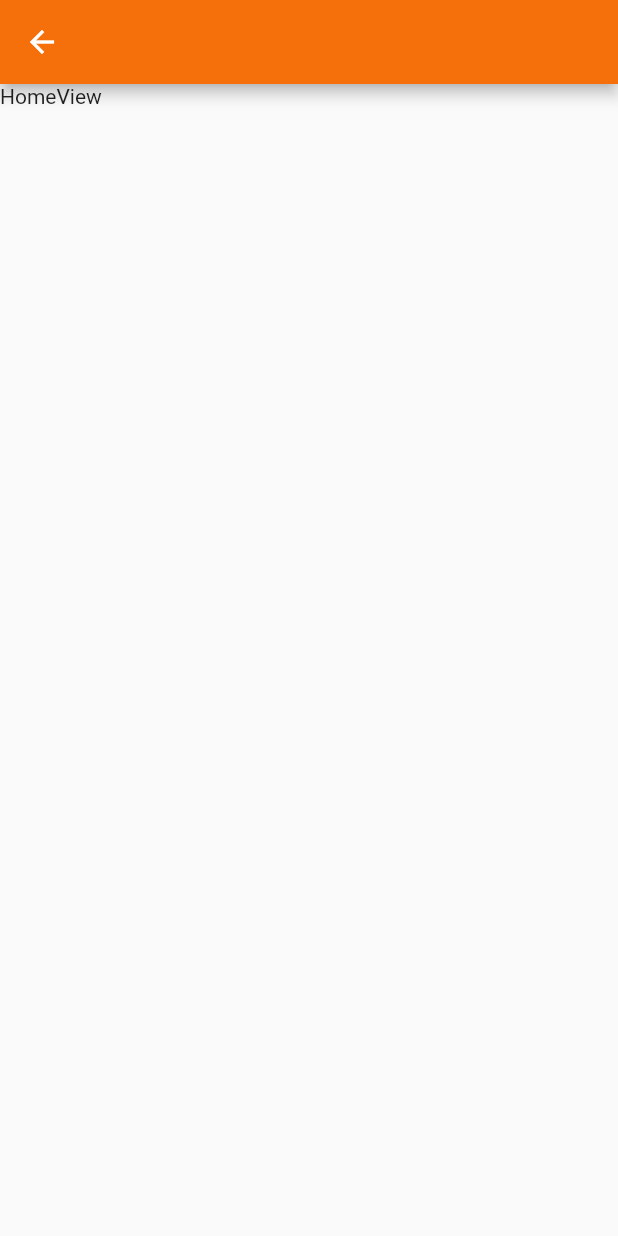
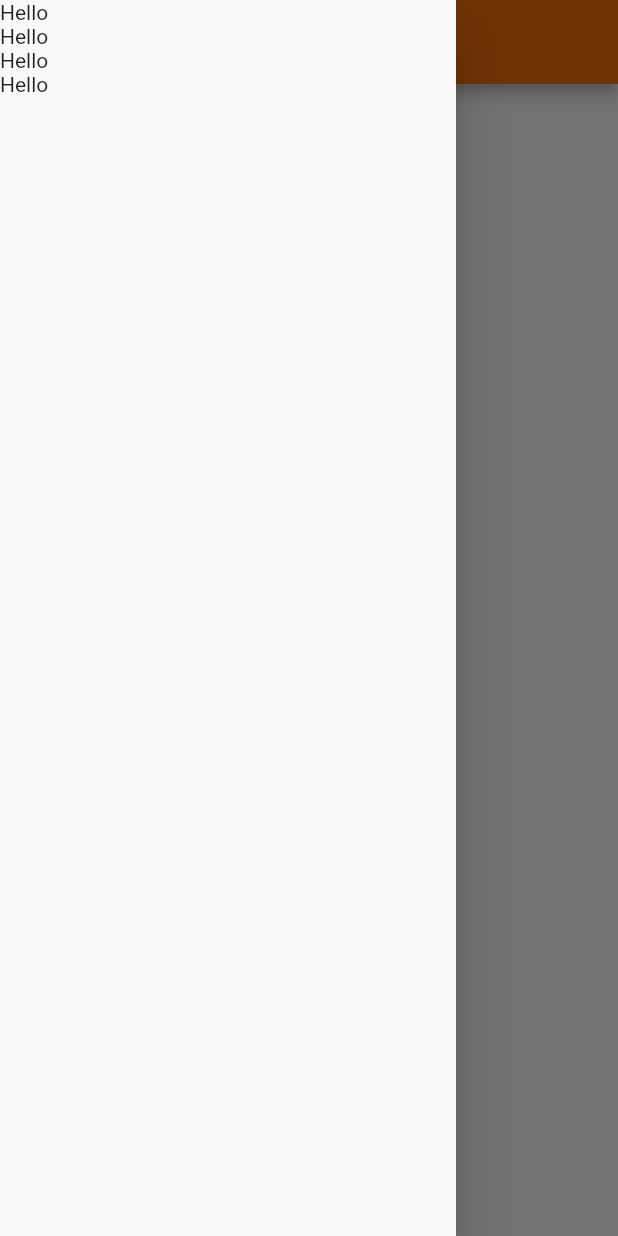
Before and after one commit to musabagab/Delicious-Food-ordering-app, a Flutter app: the HomeView screen opened directly, with the side drawer open (before the commit the screen has no drawer), on a phone screen of 412 x 824 dp. Run offline on Flutter 3.47's test engine with Material 2 defaults, Android fonts, the phone set to English and light mode, and no system bars; our stand-ins replace cloud_firestore, firebase_auth, flutter_custom_clippers, get_it, rflutter_alert; accounts and stored records are empty.

Commit message:
created the drawer layout

```diff
--- a/lib/ui/views/home_view.dart
+++ b/lib/ui/views/home_view.dart
@@ -10,6 +10,16 @@ class HomeView extends StatelessWidget {
     return BaseView<HomeModel>(
       builder: (context, model, child) => Scaffold(
         appBar: AppBar(),
+        drawer: Drawer(
+          child: ListView(
+            children: <Widget>[
+              Text('Hello'),
+              Text('Hello'),
+              Text('Hello'),
+              Text('Hello'),
+            ],
+          ),
+        ),
         body: SafeArea(
           child: Text('HomeView'),
         ),
```
